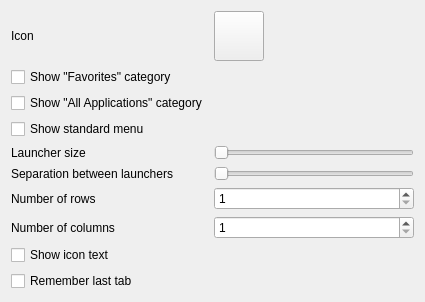
Above: Takeoff/src/takeoff/model/config/ConfigForm.ui from JoseExposito/takeoff-launcher before the change. Below: the same form after it.
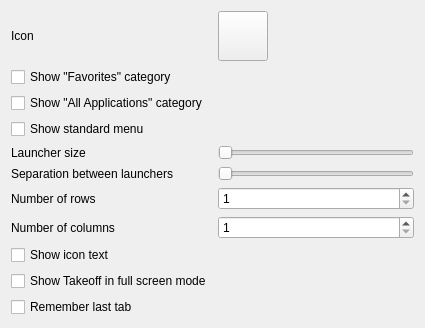
That is the form after the change.

```diff
--- a/Takeoff/src/takeoff/model/config/ConfigForm.ui
+++ b/Takeoff/src/takeoff/model/config/ConfigForm.ui
@@ -113,7 +113,7 @@
      </property>
     </widget>
    </item>
-   <item row="9" column="0">
+   <item row="10" column="0">
     <widget class="QCheckBox" name="rememberLastTab">
      <property name="text">
       <string>Remember last tab</string>
@@ -152,6 +152,13 @@
      </property>
     </widget>
    </item>
+   <item row="9" column="0">
+    <widget class="QCheckBox" name="fullScreen">
+     <property name="text">
+      <string>Show Takeoff in full screen mode</string>
+     </property>
+    </widget>
+   </item>
   </layout>
  </widget>
  <resources/>
```
Left out of the diff: 3 changed lines with no effect on the pictures.
